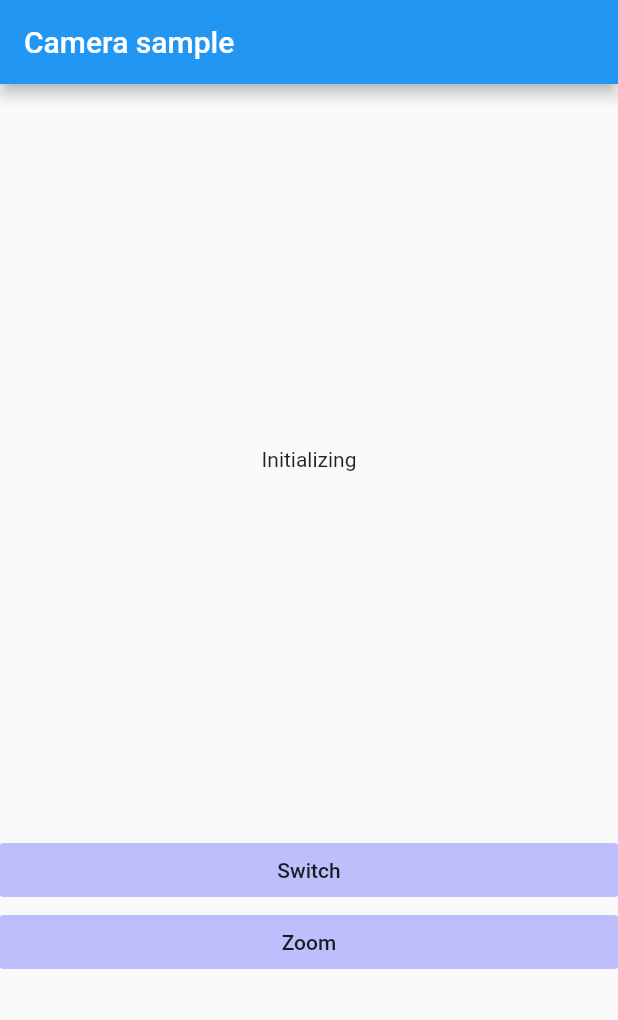
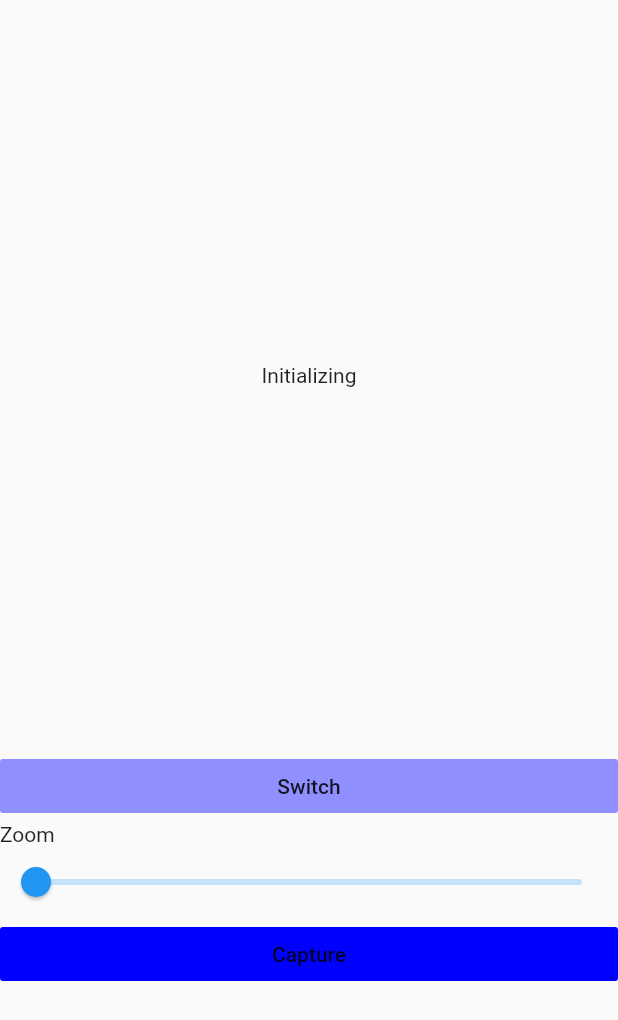
Before and after one commit to iLeafSolutionsPvtLtd/picterusPlugin, a Flutter app: the screen it shows after launch, after a tap on "Switch", on a phone screen of 412 x 824 dp. Shown: the top 1020 px of the screen. Run offline on Flutter 3.47's test engine with Material 2 defaults, Android fonts, the light colour scheme and no system bars.

Commit message:
Finalized android. Added capture initial version for iOS. Updated example app to reflect changes.

```diff
--- a/example/lib/main.dart
+++ b/example/lib/main.dart
@@ -1,5 +1,9 @@
 import 'package:flutter/material.dart';
+import 'package:path_provider/path_provider.dart';
+
 import 'dart:async';
+import 'dart:math';
+import 'dart:io';
 
 import 'package:flutter/services.dart';
 
@@ -15,6 +19,9 @@ class MyApp extends StatefulWidget {
 class _MyAppState extends State<MyApp> {
     String _text = '';
     Camera _camera;
+    double _maxZoomFactor = 1.0;
+    double _zoomFactor = 1.0;
+    String _imagePath = '';
 
     @override
     void initState() {
@@ -24,37 +31,17 @@ class _MyAppState extends State<MyApp> {
 
     Future<void> initPlatformState() async {
         String text = '';
+        double z = 1.0;
         try {
             final devices = await Device.devices;
             final d = Device.front();
             if (devices.contains(d)) {
                 final s = (await d.sizes)[0];
+                 z = await d.maxZoomFactor;
                 _camera = Camera();
                 _camera.initialize(PreviewConfiguration(d, s, FocusMode.auto(), 1.0));
             }
-            text += '\n';
-            text += d.toNative;
-            text += '\n';
-            final sizes = await d.sizes;
-            for (final size in sizes) {
-                text += size.width.toString();
-                text += ' ';
-                text += size.height.toString();
-                text += '\n';
-            }
-            text += '\n';
-            final modes = await d.flashlightModes;
-            for (final mode in modes) {
-                text += mode.toNative;
-                text += '\n';
-            }
-            text += '\n';
-            final focusModes = await d.focusModes;
-            for (final mode in focusModes) {
-                text += mode.toNative;
-                text += '\n';
-            }
-            text += (await d.maxZoomFactor).toString();
+            text = await getInfo(d);
         } on PlatformException {
             text = 'Failed to get platform version.';
         }
@@ -65,24 +52,43 @@ class _MyAppState extends State<MyApp> {
 
         setState(() {
             _text = text;
+            _maxZoomFactor = min(z, 16.0);
         });
     }
 
-    void switchButtonClicked() {
+    Future<void> switchButtonClicked() async {
         _camera.switchDevice();
+        final text = await getInfo(_camera.configuration.device);
+        final z = await _camera.configuration.device.maxZoomFactor;
+        setState(() {
+          _zoomFactor = 1.0;
+          _text = text;
+          _maxZoomFactor = min(z, 16.0);
+        });
     }
 
-    void zoomButtonClicked() {
-        _camera.changeZoomFactor(2.0);
+    Future<void> captureButtonClicked() async {
+        final path = (await getTemporaryDirectory()).path + "/capture.jpg";
+        final size = (await _camera.configuration.device.sizes).last;
+        _camera.capture(CaptureConfiguration(size, FlashlightMode.off(), path), (String path) {
+            setState(() {
+              _imagePath = path;
+            });
+        });
+    }
+
+    void zoomChanged(double value) {
+        _zoomFactor = value * value;
+        _camera.changeZoomFactor(_zoomFactor);
+        setState(() {
+          _zoomFactor = value * value;
+        });
     }
 
     @override
     Widget build(BuildContext context) {
         return MaterialApp(
                 home: Scaffold(
-                        appBar: AppBar(
-                                title: const Text('Camera sample'),
-                        ),
                         body: ListView(
                                 children: <Widget>[
                                     SizedBox(
@@ -92,24 +98,58 @@ class _MyAppState extends State<MyApp> {
                                     ),
                                     FlatButton(
                                         child: Text('Switch'),
-                                        color: Color(0x8F8F8FFF),
-                                        highlightColor: Color(0x4F4F4FFF),
+                                        color: Color(0xFF8F8FFF),
+                                        highlightColor: Color(0xFF4F4FFF),
                                         onPressed: switchButtonClicked
                                     ),
+                                    Text('Zoom'),
+                                    Slider(onChanged: zoomChanged, min: 1.0, max: sqrt(_maxZoomFactor), value: sqrt(_zoomFactor)),
                                     FlatButton(
-                                        child: Text('Zoom'),
-                                        color: Color(0x8F8F8FFF),
-                                        highlightColor: Color(0x4F4F4FFF),
-                                        onPressed: zoomButtonClicked
+                                        child: Text('Capture'),
+                                        color: Color(0xFF0000FF),
+                                        highlightColor: Color(0xFF00FFFF),
+                                        onPressed: captureButtonClicked
                                     ),
                                     Text(_text,
                                     style: TextStyle(
-                                            color: Colors.red.withOpacity(0.8),
+                                            color: Colors.cyan,
                                             fontWeight: FontWeight.bold),
-                                    textAlign: TextAlign.center)
+                                    textAlign: TextAlign.center),
+                                    SizedBox(
+                                        width: 375,
+                                        height: 500,
+                                        child: _imagePath == '' ? Center(child: Text('No image to show')) : Image.file(File(_imagePath))
+                                    ),
                                 ],
                         ),
                 ),
         );
     }
+
+    Future<String> getInfo(Device device) async {
+        String text = '\n';
+        text += device.toNative;
+        text += '\n';
+        final sizes = await device.sizes;
+        for (final size in sizes) {
+            text += size.width.toString();
+            text += ' ';
+            text += size.height.toString();
+            text += '\n';
+        }
+        text += '\n';
+        final modes = await _camera.flashlightModes;
+        for (final mode in modes) {
+            text += mode.toNative;
+            text += '\n';
+        }
+        text += '\n';
+        final focusModes = await device.focusModes;
+        for (final mode in focusModes) {
+            text += mode.toNative;
+            text += '\n';
+        }
+        text += (await device.maxZoomFactor).toString();
+        return text;
+    }
 }
--- a/example/pubspec.yaml
+++ b/example/pubspec.yaml
@@ -20,6 +20,7 @@ dev_dependencies:
   picterus_camera:
     path: ../
 
+  path_provider: ^0.5.0
 # For information on the generic Dart part of this file, see the
 # following page: https://www.dartlang.org/tools/pub/pubspec
 
```
Also changed, not shown: lib/camera.dart (+31 -2 lines), lib/device.dart (+0 -11 lines), 5 other files.
